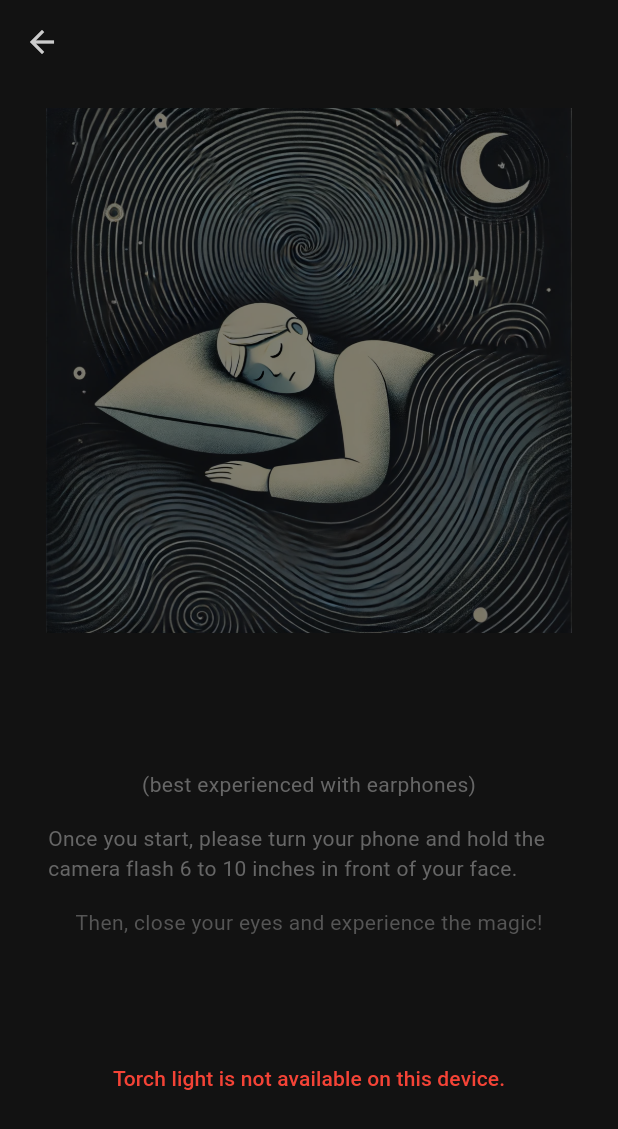
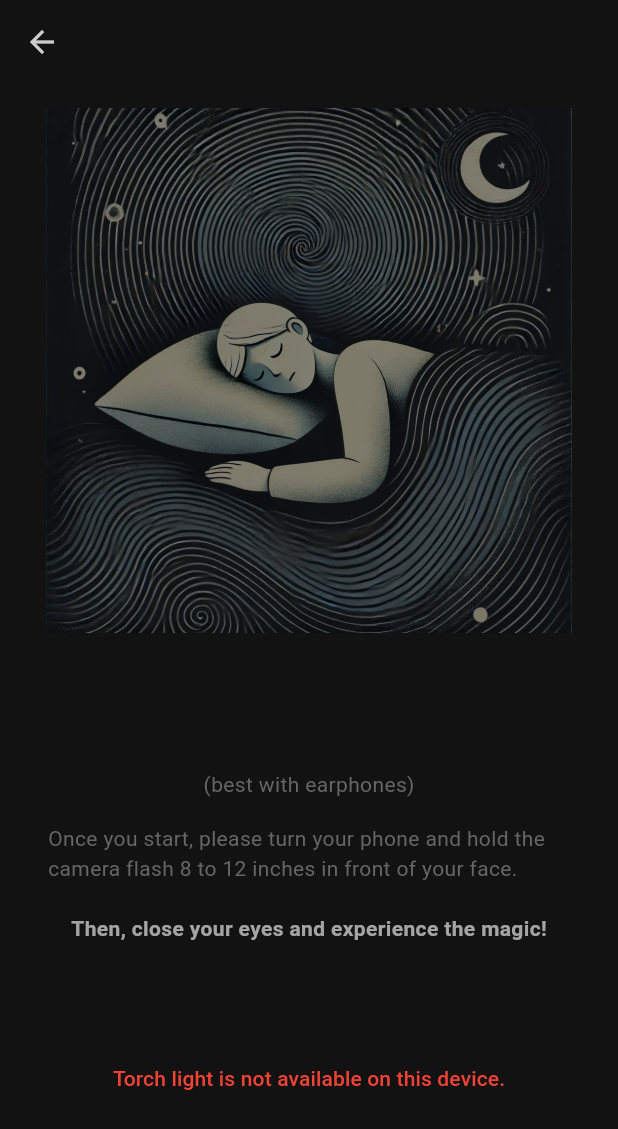
Before and after one commit to prsidhu/maya, a Flutter app: the ChoreoDetailsScreen screen opened directly with empty values, on a phone screen of 412 x 824 dp. Shown: the top 1129 px of the screen. Run offline on Flutter 3.47's test engine with Material 3 defaults, Android fonts, the light colour scheme and no system bars; our stand-ins replace audioplayers, cloud_firestore, dio, firebase_auth, firebase_core, flutter_dotenv and 5 more; missing offline and left inert: amplitude_flutter, torch_light; accounts and stored records are empty; generated files the repository leaves out were written again.

Commit message:
update choreo detail

```diff
--- a/lib/src/widgets/choreo_detail.dart
+++ b/lib/src/widgets/choreo_detail.dart
@@ -23,8 +23,6 @@ class _ChoreoDetailsScreenState extends ConsumerState<ChoreoDetailsScreen> {
   @override
   Widget build(BuildContext context) {
     final double imageWidth = MediaQuery.of(context).size.width * 0.85;
-    final screenHeight = MediaQuery.of(context).size.height;
-    final halfScreenHeight = screenHeight * 0.5;
 
     return AnnotatedRegion<SystemUiOverlayStyle>(
         value: SystemUiOverlayStyle.dark,
@@ -32,6 +30,8 @@ class _ChoreoDetailsScreenState extends ConsumerState<ChoreoDetailsScreen> {
           extendBodyBehindAppBar: false,
           appBar: AppBar(
             title: Text(widget.choreo.title,
+                overflow: TextOverflow.ellipsis,
+                maxLines: 1,
                 style: Theme.of(context).textTheme.headlineSmall?.copyWith(
                       color: Theme.of(context).colorScheme.primary,
                     )),
--- a/lib/src/widgets/text/onboarding_text.dart
+++ b/lib/src/widgets/text/onboarding_text.dart
@@ -11,7 +11,7 @@ class OnboardingText extends StatelessWidget {
         Padding(
             padding: const EdgeInsets.symmetric(vertical: 4.0),
             child: Text(
-              '(best experienced with earphones)',
+              '(best with earphones)',
               style: Theme.of(context).textTheme.bodyMedium?.copyWith(
                     color: Theme.of(context).colorScheme.secondary,
                   ),
@@ -19,18 +19,18 @@ class OnboardingText extends StatelessWidget {
         Padding(
             padding: const EdgeInsets.symmetric(vertical: 12.0),
             child: Text(
-              'Once you start, please turn your phone and hold the camera flash 6 to 10 inches in front of your face.',
+              'Once you start, please turn your phone and hold the camera flash 8 to 12 inches in front of your face.',
               style: Theme.of(context).textTheme.bodyMedium?.copyWith(
                     color: Theme.of(context).colorScheme.secondary,
                   ),
             )),
         Padding(
-            padding: const EdgeInsets.only(top: 4.0),
+            padding: const EdgeInsets.only(top: 8.0),
             child: Text(
               'Then, close your eyes and experience the magic!',
               style: Theme.of(context).textTheme.bodyMedium?.copyWith(
-                    color: Theme.of(context).colorScheme.tertiary,
-                  ),
+                  color: Theme.of(context).colorScheme.primary.withAlpha(200),
+                  fontWeight: FontWeight.w600),
             )),
       ],
     ));
```
